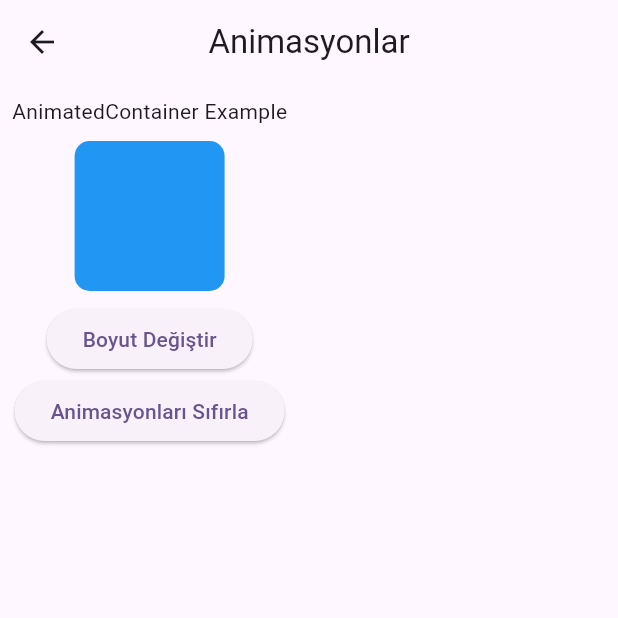
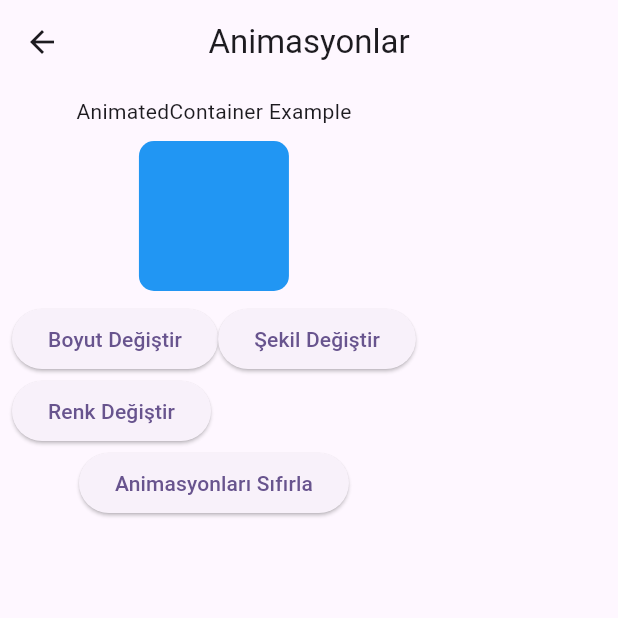
Before and after one commit to pamiracar/btkAcademy_flutter_getx_lessons, a Flutter app: the AnimationPage screen opened by its route, after a tap on "Animasyonları Sıfırla", on a phone screen of 412 x 824 dp, the top half of it. Run offline on Flutter 3.47's test engine with Material 3 defaults, Android fonts, the phone set to English and light mode, and no system bars; our stand-ins replace get, lottie, shared_preferences; accounts and stored records are empty.

Commit message:
GetX Dersleri

```diff
--- a/lib/animations/animation_controller.dart
+++ b/lib/animations/animation_controller.dart
@@ -12,9 +12,20 @@
     containerHeight.value = containerHeight.value == 100.0 ? 200.0 : 100.0;
   }
 
+  void renkDegis(){
+    containerColor.value = containerColor.value == Colors.blue ? Colors.yellow : Colors.blue;
+  }
+
+  void sekilDegis(){
+    radius.value = radius.value == 10.0 ? 100.0 : 10.0;
+  }
+
   void animasyonlariSifirla(){
     containerWidth.value = 100.0;
     containerHeight.value = 100.0;
+    radius.value = 10.0;
+    containerColor.value = Colors.blue;
+
   }
 
 }
--- a/lib/animations/animation_page.dart
+++ b/lib/animations/animation_page.dart
@@ -18,7 +18,7 @@
               SizedBox(height: 10,),
               Obx(
                 () => AnimatedContainer(
-                  duration: Duration(seconds: 2),
+                  duration: Duration(seconds: 1),
                   curve: Curves.easeInOut,
                   width: controller.containerWidth.value,
                   height: controller.containerHeight.value,
@@ -34,15 +34,24 @@
                   ElevatedButton(
                     onPressed: controller.boyutDegis,
                     child: const Text("Boyut Değiştir"),
+                  ),
 
+                  ElevatedButton(
+                    onPressed: controller.sekilDegis,
+                    child: const Text("Şekil Değiştir"),
                   ),
+
+                  ElevatedButton(
+                    onPressed: controller.renkDegis,
+                    child: const Text("Renk Değiştir"),
+                  ),
+
 
                 ],
               ),
               ElevatedButton(
                 onPressed: controller.animasyonlariSifirla,
                 child: const Text("Animasyonları Sıfırla"),
-
               )
             ],
           ),
```
